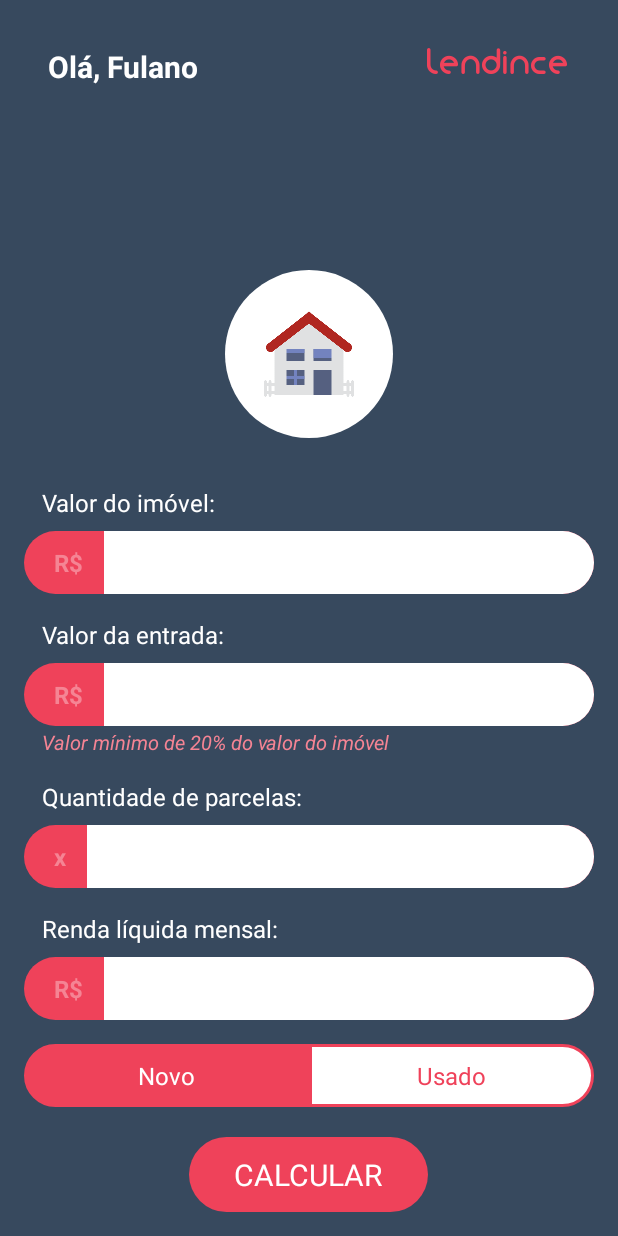
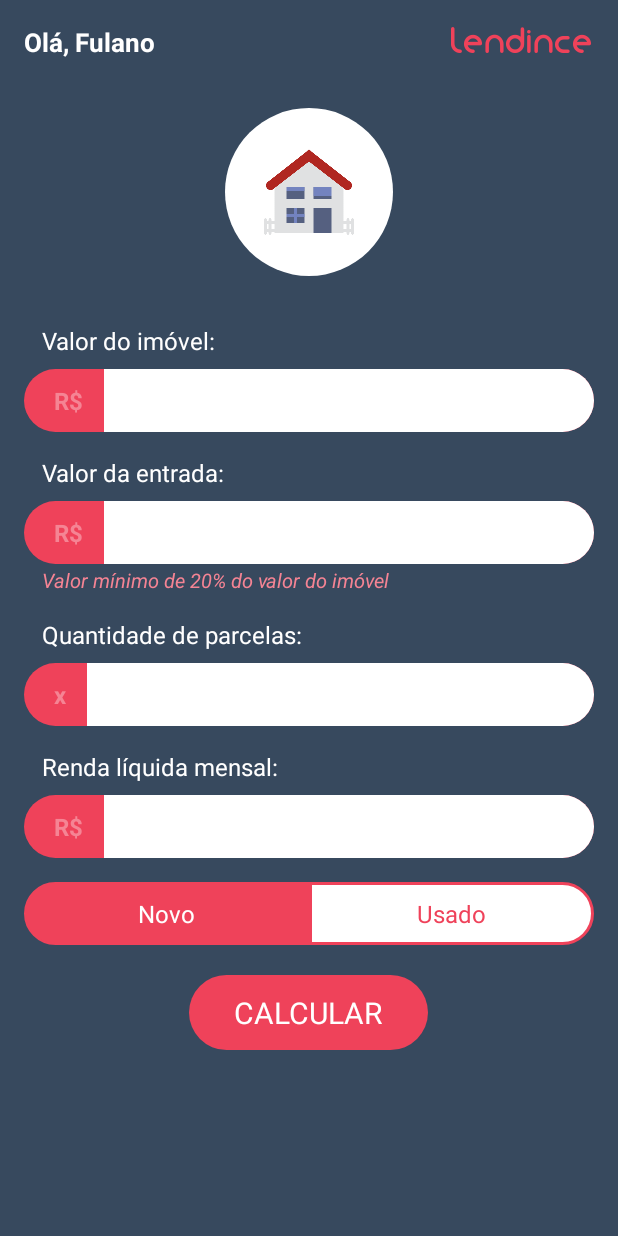
Before and after one commit to FusRoDah061/Simulador-Financiamento, an Android app: the layout activity_simular_imovel.xml on its own in the app's theme, with its tools: preview values and no code run, on a phone screen of 412 x 824 dp. Run offline under Robolectric (Android 15) with nearby library versions, the phone set to English and light mode, and no system bars.

Commit message:
Correções de UI

```diff
--- a/app/src/main/java/br/com/ifsp/aluno/allex/simuladorfinanciamento/ResumoActivity.java
+++ b/app/src/main/java/br/com/ifsp/aluno/allex/simuladorfinanciamento/ResumoActivity.java
@@ -1,6 +1,7 @@
 package br.com.ifsp.aluno.allex.simuladorfinanciamento;
 
 import androidx.appcompat.app.AppCompatActivity;
+import androidx.appcompat.widget.Toolbar;
 
 import android.content.Intent;
 import android.os.Bundle;
@@ -76,6 +77,8 @@
     }
 
     private void initComponents() {
+        setSupportActionBar((Toolbar) findViewById(R.id.toolbar));
+
         tvNomeUsuario = (TextView) findViewById(R.id.tvNomeUsuario);
         tvNomeUsuario.setText("Olá, " + globals.getNomeUsuario());
 
--- a/app/src/main/java/br/com/ifsp/aluno/allex/simuladorfinanciamento/SimularImovelActivity.java
+++ b/app/src/main/java/br/com/ifsp/aluno/allex/simuladorfinanciamento/SimularImovelActivity.java
@@ -1,6 +1,7 @@
 package br.com.ifsp.aluno.allex.simuladorfinanciamento;
 
 import androidx.appcompat.app.AppCompatActivity;
+import androidx.appcompat.widget.Toolbar;
 
 import android.content.Intent;
 import android.os.Bundle;
@@ -38,6 +39,8 @@
     }
 
     private void initComponents() {
+        setSupportActionBar((Toolbar) findViewById(R.id.toolbar));
+
         tvNomeUsuario = (TextView) findViewById(R.id.tvNomeUsuario);
         tvHintEntradaMinima = (TextView) findViewById(R.id.tvHintEntradaMinima);
         rbtNovo = (RadioButton) findViewById(R.id.rbtNovo);
--- a/app/src/main/res/layout/activity_simular_imovel.xml
+++ b/app/src/main/res/layout/activity_simular_imovel.xml
@@ -4,7 +4,6 @@
     xmlns:tools="http://schemas.android.com/tools"
     android:layout_height="match_parent"
     android:layout_width="match_parent"
-    android:padding="16dp"
     tools:context=".SimularImovelActivity">
 
     <include layout="@layout/topbar_layout"/>
@@ -12,16 +11,18 @@
     <ScrollView
         android:layout_width="match_parent"
         android:layout_height="0dp"
-        android:layout_marginTop="16dp"
         app:layout_constrainedHeight="true"
         app:layout_constraintHeight_default="spread"
         app:layout_constraintBottom_toBottomOf="parent"
-        app:layout_constraintTop_toBottomOf="@+id/tvNomeUsuario">
+        app:layout_constraintTop_toBottomOf="@+id/toolbar">
 
         <LinearLayout
             android:layout_width="match_parent"
             android:layout_height="wrap_content"
-            android:orientation="vertical">
+            android:orientation="vertical"
+            android:paddingLeft="16dp"
+            android:paddingRight="16dp"
+            android:paddingBottom="16dp">
 
             <LinearLayout
                 android:id="@+id/linearLayout"
--- a/app/src/main/res/layout/topbar_layout.xml
+++ b/app/src/main/res/layout/topbar_layout.xml
@@ -26,7 +26,7 @@
                 android:layout_width="wrap_content"
                 android:layout_height="wrap_content"
                 android:text="Olá, Fulano"
-                android:textSize="20sp"
+                android:textSize="17sp"
                 android:textStyle="bold"
                 app:layout_constraintBottom_toBottomOf="parent"
                 app:layout_constraintStart_toStartOf="parent"
@@ -38,6 +38,7 @@
                 android:layout_width="wrap_content"
                 android:layout_height="wrap_content"
                 android:text="@string/app_name"
+                android:layout_marginTop="4dp"
                 app:layout_constraintBottom_toBottomOf="parent"
                 app:layout_constraintEnd_toEndOf="parent"
                 app:layout_constraintTop_toTopOf="parent" />
```
Also changed, not shown: app/src/main/java/br/com/ifsp/aluno/allex/simuladorfinanciamento/widget/MenuActivity.java (+17 -20 lines), app/src/main/res/layout/activity_resumo.xml (+5 -4 lines).
